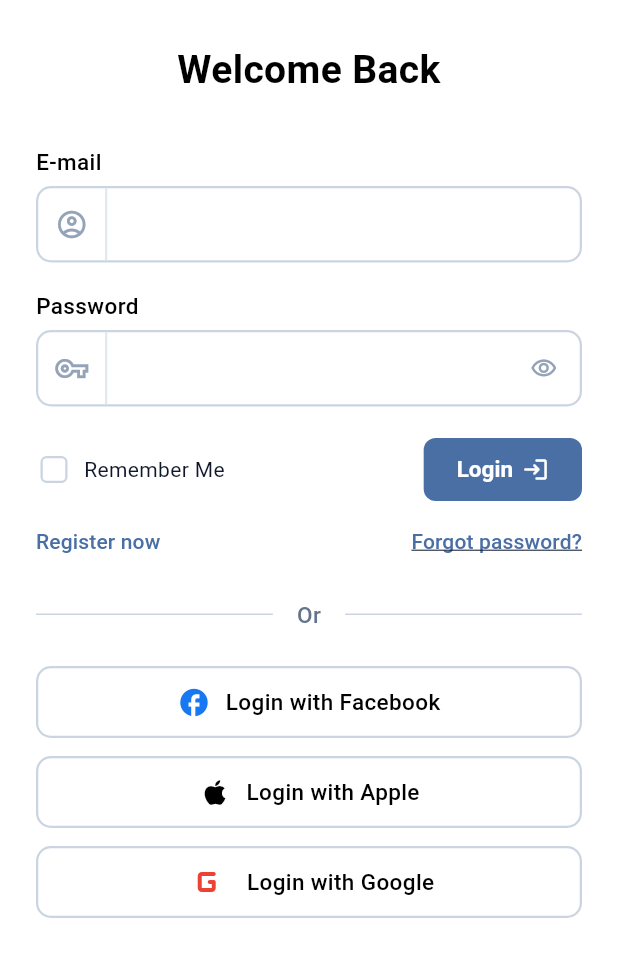
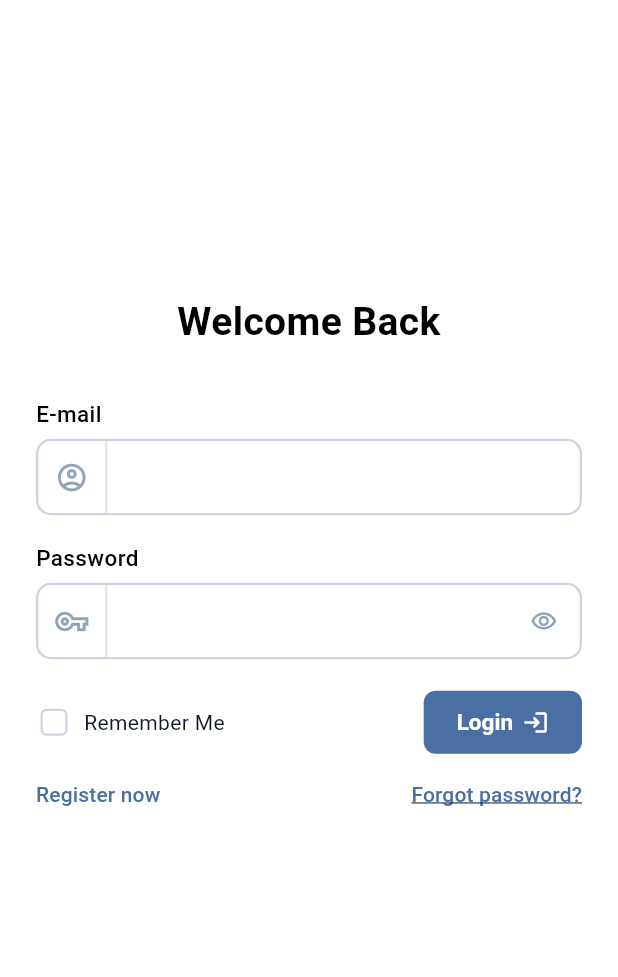
Before and after one commit to rasyaakbar-dev/kosmate, a Flutter app: the screen it shows after launch, on a phone screen of 412 x 824 dp, the part 90-1067 px from its top. Run offline on Flutter 3.47's test engine with Material 3 defaults, Android fonts, the phone set to English and light mode, and no system bars; our stand-ins replace image_picker, shared_preferences, supabase_flutter; accounts and stored records are empty; statements that could not run were skipped.

Commit message:
feat: enhance README with tenant features and add authentication section; update login screen UI for better usability

```diff
--- a/lib/screens/auth/login_screen.dart
+++ b/lib/screens/auth/login_screen.dart
@@ -153,11 +153,20 @@ class _LoginScreenState extends State<LoginScreen> {
             borderRadius: BorderRadius.circular(10),
             border: Border.all(color: AppTheme.borderMedium, width: 1.5),
           ),
-          child: Row(
-            children: [
-              Container(
-                width: 46,
-                height: 48,
+          child: TextFormField(
+            controller: controller,
+            obscureText: obscureText,
+            keyboardType: keyboardType,
+            textAlignVertical: TextAlignVertical.center,
+            validator: validator,
+            decoration: InputDecoration(
+              isDense: true,
+              contentPadding: const EdgeInsets.symmetric(
+                horizontal: 14,
+                vertical: 12,
+              ),
+              prefixIcon: Container(
+                alignment: Alignment.center,
                 decoration: const BoxDecoration(
                   border: Border(
                     right: BorderSide(color: AppTheme.borderLight, width: 1.5),
@@ -165,27 +174,20 @@ class _LoginScreenState extends State<LoginScreen> {
                 ),
                 child: Icon(prefixIcon, color: AppTheme.textSubtle, size: 22),
               ),
-              Expanded(
-                child: TextFormField(
-                  controller: controller,
-                  obscureText: obscureText,
-                  keyboardType: keyboardType,
-                  validator: validator,
-                  decoration: InputDecoration(
-                    isDense: true,
-                    contentPadding: const EdgeInsets.symmetric(
-                      horizontal: 14,
-                      vertical: 12,
+              prefixIconConstraints: const BoxConstraints.tightFor(
+                width: 46,
+                height: 48,
               ),
               border: InputBorder.none,
               enabledBorder: InputBorder.none,
               focusedBorder: InputBorder.none,
               filled: false,
               suffixIcon: suffixIcon,
+              suffixIconConstraints: const BoxConstraints.tightFor(
+                width: 48,
+                height: 48,
               ),
             ),
-              ),
-            ],
           ),
         ),
       ],
@@ -312,8 +314,16 @@ class _LoginScreenState extends State<LoginScreen> {
     return Scaffold(
       appBar: const KosMateAppBar(title: 'KosMate'),
       body: SafeArea(
-        child: SingleChildScrollView(
-          padding: const EdgeInsets.symmetric(horizontal: 24.0, vertical: 28.0),
+        child: LayoutBuilder(
+          builder: (context, constraints) => SingleChildScrollView(
+            padding: const EdgeInsets.symmetric(horizontal: 24),
+            child: ConstrainedBox(
+              constraints: BoxConstraints(minHeight: constraints.maxHeight),
+              child: Padding(
+                padding: const EdgeInsets.symmetric(vertical: 28),
+                child: Center(
+                  child: ConstrainedBox(
+                    constraints: const BoxConstraints(maxWidth: 480),
                     child: Form(
                       key: _formKey,
                       child: Column(
@@ -358,8 +368,9 @@ class _LoginScreenState extends State<LoginScreen> {
                                     : Icons.visibility_off_outlined,
                                 color: AppTheme.textSubtle,
                               ),
-                    onPressed: () =>
-                        setState(() => _obscurePassword = !_obscurePassword),
+                              onPressed: () => setState(
+                                () => _obscurePassword = !_obscurePassword,
+                              ),
                             ),
                             validator: (val) {
                               if (val == null || val.isEmpty) {
@@ -373,10 +384,13 @@ class _LoginScreenState extends State<LoginScreen> {
                             mainAxisAlignment: MainAxisAlignment.spaceBetween,
                             children: [
                               InkWell(
-                      onTap: () => setState(() => _rememberMe = !_rememberMe),
+                                onTap: () =>
+                                    setState(() => _rememberMe = !_rememberMe),
                                 borderRadius: BorderRadius.circular(4),
                                 child: Padding(
-                        padding: const EdgeInsets.symmetric(vertical: 4.0),
+                                  padding: const EdgeInsets.symmetric(
+                                    vertical: 4.0,
+                                  ),
                                   child: Row(
                                     children: [
                                       SizedBox(
@@ -386,14 +400,17 @@ class _LoginScreenState extends State<LoginScreen> {
                                           value: _rememberMe,
                                           activeColor: AppTheme.accentColor,
                                           shape: RoundedRectangleBorder(
-                                  borderRadius: BorderRadius.circular(4),
+                                            borderRadius: BorderRadius.circular(
+                                              4,
+                                            ),
                                           ),
                                           side: const BorderSide(
                                             color: AppTheme.borderMedium,
                                             width: 1.5,
                                           ),
-                                onChanged: (val) =>
-                                    setState(() => _rememberMe = val ?? false),
+                                          onChanged: (val) => setState(
+                                            () => _rememberMe = val ?? false,
+                                          ),
                                         ),
                                       ),
                                       const SizedBox(width: 8),
@@ -460,7 +477,8 @@ class _LoginScreenState extends State<LoginScreen> {
                                 style: TextButton.styleFrom(
                                   padding: EdgeInsets.zero,
                                   minimumSize: Size.zero,
-                        tapTargetSize: MaterialTapTargetSize.shrinkWrap,
+                                  tapTargetSize:
+                                      MaterialTapTargetSize.shrinkWrap,
                                 ),
                                 onPressed: () {
                                   Navigator.push(
@@ -484,7 +502,8 @@ class _LoginScreenState extends State<LoginScreen> {
                                 style: TextButton.styleFrom(
                                   padding: EdgeInsets.zero,
                                   minimumSize: Size.zero,
-                        tapTargetSize: MaterialTapTargetSize.shrinkWrap,
+                                  tapTargetSize:
+                                      MaterialTapTargetSize.shrinkWrap,
                                 ),
                                 onPressed: _showForgotPasswordDialog,
                                 child: const Text(
@@ -500,97 +519,16 @@ class _LoginScreenState extends State<LoginScreen> {
                             ],
                           ),
                           const SizedBox(height: 28),
-                const Row(
-                  children: [
-                    Expanded(child: Divider(color: AppTheme.borderMedium)),
-                    Padding(
-                      padding: EdgeInsets.symmetric(horizontal: 16.0),
-                      child: Text(
-                        'Or',
-                        style: TextStyle(
-                          fontFamily: 'Roboto',
-                          fontSize: 15,
-                          fontWeight: FontWeight.w500,
-                          color: AppTheme.textMuted,
+                        ],
                       ),
                     ),
                   ),
-                    Expanded(child: Divider(color: AppTheme.borderMedium)),
-                  ],
                 ),
-                const SizedBox(height: 24),
-                // Demo social buttons (display-only as instructed)
-                _buildDemoSocialButton(
-                  icon: Icons.facebook,
-                  iconColor: const Color(0xFF1877F2),
-                  label: 'Login with Facebook',
               ),
-                const SizedBox(height: 12),
-                _buildDemoSocialButton(
-                  icon: Icons.apple,
-                  iconColor: Colors.black,
-                  label: 'Login with Apple',
-                ),
-                const SizedBox(height: 12),
-                _buildDemoSocialButton(
-                  icon: Icons.g_mobiledata_rounded,
-                  iconColor: const Color(0xFFEA4335),
-                  iconSize: 32,
-                  label: 'Login with Google',
-                ),
-              ],
             ),
           ),
         ),
       ),
     );
   }
-
-  Widget _buildDemoSocialButton({
-    required IconData icon,
-    required Color iconColor,
-    required String label,
-    double iconSize = 22,
-  }) {
-    return Container(
-      height: 48,
-      decoration: BoxDecoration(
-        color: Colors.white,
-        borderRadius: BorderRadius.circular(10),
-        border: Border.all(color: AppTheme.borderMedium, width: 1.5),
-      ),
-      child: Material(
-        color: Colors.transparent,
-        child: InkWell(
-          borderRadius: BorderRadius.circular(10),
-          onTap: () {
-            ScaffoldMessenger.of(context).showSnackBar(
-              const SnackBar(
-                content: Text(
-                  'Social login is for preview demo UI only. Please sign in with email.',
-                ),
-                duration: Duration(seconds: 2),
-              ),
-            );
-          },
-          child: Row(
-            mainAxisAlignment: MainAxisAlignment.center,
-            children: [
-              Icon(icon, color: iconColor, size: iconSize),
-              const SizedBox(width: 10),
-              Text(
-                label,
-                style: const TextStyle(
-                  fontFamily: 'Roboto',
-                  fontSize: 15,
-                  fontWeight: FontWeight.w500,
-                  color: AppTheme.foregroundColor,
-                ),
-              ),
-            ],
-          ),
-        ),
-      ),
-    );
 }
-}
--- a/lib/screens/tenant/widgets/midtrans_payment_sheet.dart
+++ b/lib/screens/tenant/widgets/midtrans_payment_sheet.dart
@@ -180,10 +180,7 @@ class _MidtransPaymentSheetState extends State<MidtransPaymentSheet> {
                   ),
                 ),
                 IconButton(
-                  icon: const Icon(
-                    Icons.close,
-                    color: AppTheme.destructiveColor,
-                  ),
+                  icon: const Icon(Icons.close, color: AppTheme.textMuted),
                   onPressed: () => Navigator.pop(context),
                 ),
               ],
```
Also changed, not shown: 1 other file. Lines whose indentation alone changed are shown as unchanged.
